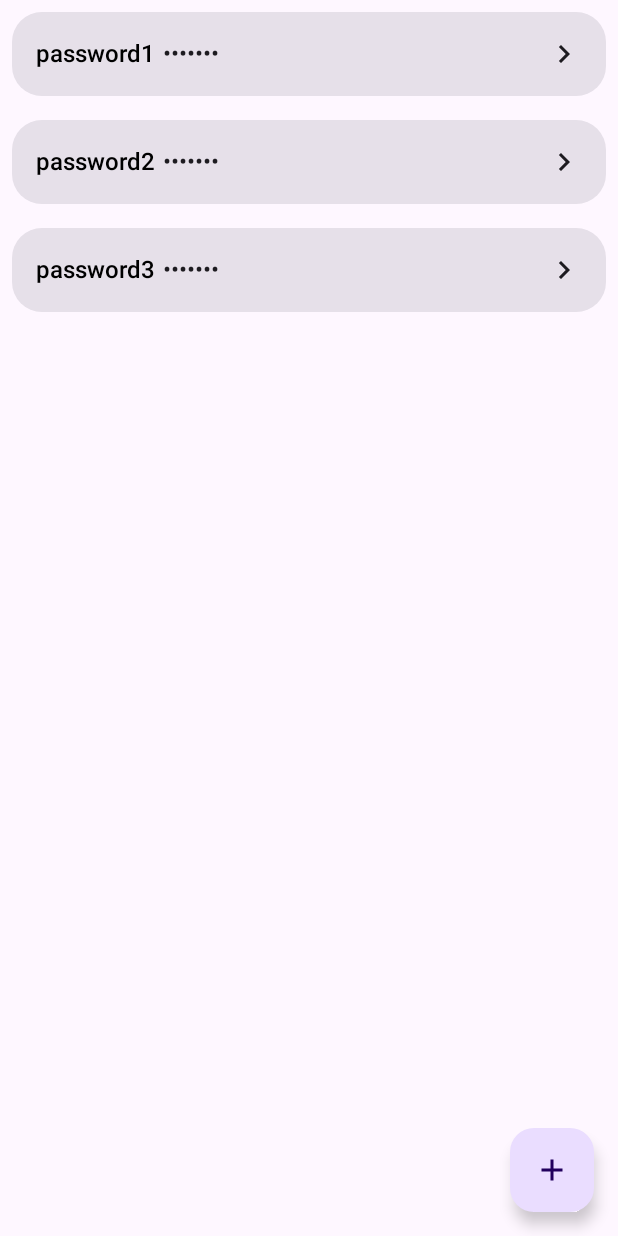
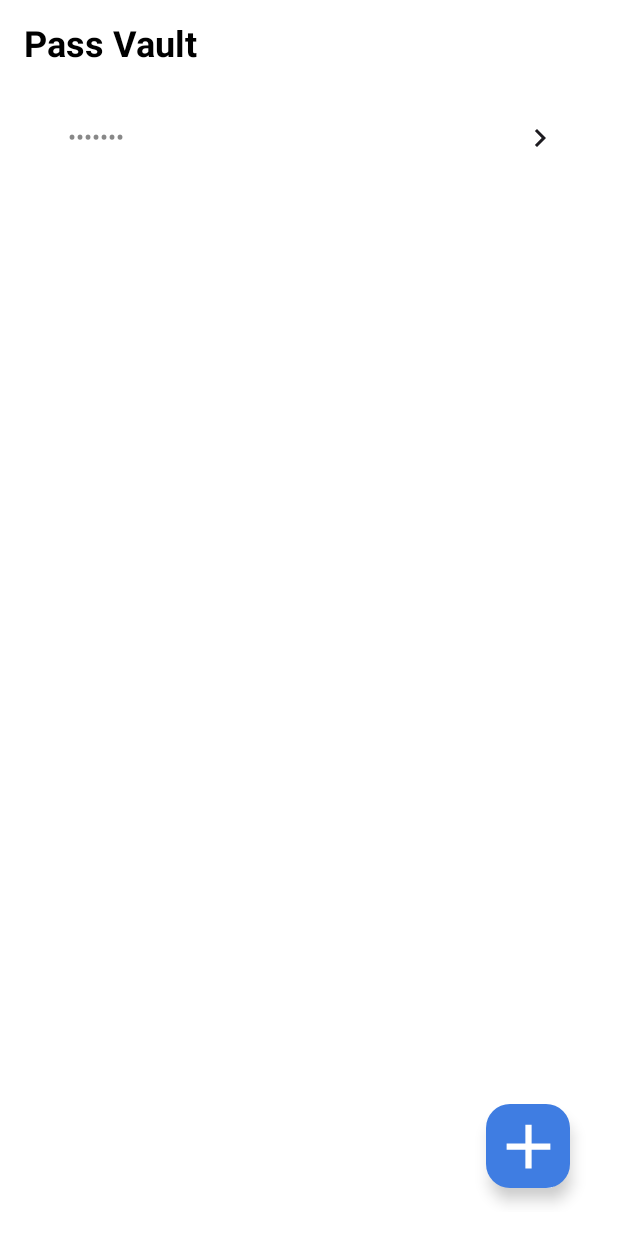
Before and after one commit to ayush06092002/Pass_Vault, an Android app built with Jetpack Compose: the @Preview function HomeScreen, on a phone screen of 412 x 824 dp. Run offline under Robolectric (Android 15) with nearby library versions, the phone set to English and light mode, and no system bars; our stand-ins replace Dagger/Hilt's generated code, Room's generated code.

Commit message:
Full Functional Commit

```diff
--- a/app/src/main/AndroidManifest.xml
+++ b/app/src/main/AndroidManifest.xml
@@ -3,6 +3,7 @@
     xmlns:tools="http://schemas.android.com/tools">
 
     <application
+        android:name=".PassApplication"
         android:allowBackup="true"
         android:dataExtractionRules="@xml/data_extraction_rules"
         android:fullBackupContent="@xml/backup_rules"
--- /dev/null
+++ b/app/src/main/java/com/who/passvault/data/PasswordDao.kt
@@ -0,0 +1,24 @@
+package com.who.passvault.data
+
+import androidx.room.Dao
+import androidx.room.Delete
+import androidx.room.Insert
+import androidx.room.Query
+import androidx.room.Update
+import com.who.passvault.models.Password
+import kotlinx.coroutines.flow.Flow
+
+@Dao
+interface PasswordDao {
+    @Query("SELECT * FROM passwords")
+    fun getAllPasswords(): Flow<List<Password>>
+
+    @Insert
+    fun insertPassword(password: Password)
+
+    @Update
+    fun updatePassword(password: Password)
+
+    @Delete
+    fun deletePassword(password: Password)
+}
--- /dev/null
+++ b/app/src/main/java/com/who/passvault/data/PasswordViewModel.kt
@@ -0,0 +1,55 @@
+package com.who.passvault.data
+
+import androidx.lifecycle.ViewModel
+import androidx.lifecycle.viewModelScope
+import com.who.passvault.models.Password
+import com.who.passvault.repository.PasswordRepository
+import dagger.hilt.android.lifecycle.HiltViewModel
+import kotlinx.coroutines.CoroutineScope
+import kotlinx.coroutines.Dispatchers
+import kotlinx.coroutines.flow.MutableStateFlow
+import kotlinx.coroutines.flow.asStateFlow
+import kotlinx.coroutines.flow.distinctUntilChanged
+import kotlinx.coroutines.launch
+import javax.inject.Inject
+
+@HiltViewModel
+class PasswordViewModel @Inject constructor(private val repository: PasswordRepository) : ViewModel() {
+    private val _passList = MutableStateFlow<List<Password>>(emptyList())
+    val passList = _passList.asStateFlow()
+
+    init {
+        CoroutineScope(Dispatchers.IO).launch{
+            repository.getAllPasswords().distinctUntilChanged().collect{
+                if(it.isNotEmpty()){
+                    _passList.value = it
+                }
+            }
+        }
+    }
+    fun addPassword(accountType: String, username: String, password: String) {
+        CoroutineScope(Dispatchers.IO).launch {
+            val encryptedPassword = EncryptionHelper.encrypt(password)
+            repository.insertPassword(Password(accountType = accountType, username = username, password = encryptedPassword))
+        }
+    }
+
+    fun updatePassword(password: Password) {
+        CoroutineScope(Dispatchers.IO).launch {
+            val encryptedPassword = EncryptionHelper.encrypt(password.password)
+            repository.updatePassword(password.copy(
+                accountType = password.accountType,
+                username = password.username,
+                password = encryptedPassword)
+            )
+        }
+    }
+
+    fun deletePassword(password: Password) {
+        CoroutineScope(Dispatchers.IO).launch {
+            repository.deletePassword(password)
+            _passList.value = _passList.value.filter { it.id != password.id }
+        }
+    }
+
+}
--- /dev/null
+++ b/app/src/main/java/com/who/passvault/repository/PasswordRepository.kt
@@ -0,0 +1,13 @@
+package com.who.passvault.repository
+
+import com.who.passvault.data.PasswordDao
+import com.who.passvault.models.Password
+import javax.inject.Inject
+
+class PasswordRepository @Inject constructor(private val passwordDao: PasswordDao){
+    suspend fun insertPassword(password: Password) = passwordDao.insertPassword(password)
+    suspend fun updatePassword(password: Password) = passwordDao.updatePassword(password)
+    suspend fun deletePassword(password: Password) = passwordDao.deletePassword(password)
+    fun getAllPasswords() = passwordDao.getAllPasswords()
+
+}
--- a/app/src/main/java/com/who/passvault/screens/HomeScreen.kt
+++ b/app/src/main/java/com/who/passvault/screens/HomeScreen.kt
@@ -8,20 +8,31 @@ import androidx.compose.foundation.layout.Row
 import androidx.compose.foundation.layout.Spacer
 import androidx.compose.foundation.layout.fillMaxWidth
 import androidx.compose.foundation.layout.padding
+import androidx.compose.foundation.layout.size
 import androidx.compose.foundation.layout.width
 import androidx.compose.foundation.lazy.LazyColumn
 import androidx.compose.foundation.lazy.items
 import androidx.compose.foundation.shape.RoundedCornerShape
 import androidx.compose.material.icons.Icons
+import androidx.compose.material.icons.automirrored.filled.KeyboardArrowRight
 import androidx.compose.material.icons.filled.Add
 import androidx.compose.material.icons.filled.KeyboardArrowRight
 import androidx.compose.material3.Card
+import androidx.compose.material3.CardDefaults
+import androidx.compose.material3.ExperimentalMaterial3Api
 import androidx.compose.material3.FloatingActionButton
 import androidx.compose.material3.Icon
+import androidx.compose.material3.ModalBottomSheet
 import androidx.compose.material3.Scaffold
 import androidx.compose.material3.Text
+import androidx.compose.material3.rememberModalBottomSheetState
 import androidx.compose.runtime.Composable
+import androidx.compose.runtime.collectAsState
+import androidx.compose.runtime.getValue
+import androidx.compose.runtime.mutableStateOf
 import androidx.compose.runtime.remember
+import androidx.compose.runtime.saveable.rememberSaveable
+import androidx.compose.runtime.setValue
 import androidx.compose.ui.Alignment
 import androidx.compose.ui.Modifier
 import androidx.compose.ui.graphics.Color
@@ -30,22 +41,46 @@ import androidx.compose.ui.text.font.FontWeight
 import androidx.compose.ui.tooling.preview.Preview
 import androidx.compose.ui.unit.dp
 import androidx.compose.ui.unit.sp
+import androidx.hilt.navigation.compose.hiltViewModel
+import com.who.passvault.data.PasswordViewModel
+import com.who.passvault.models.Password
 
-@SuppressLint("UnusedMaterial3ScaffoldPaddingParameter")
-@Preview
+@OptIn(ExperimentalMaterial3Api::class)
+@SuppressLint("UnusedMaterial3ScaffoldPaddingParameter", "StateFlowValueCalledInComposition")
 @Composable
 fun HomeScreen(){
-    Scaffold(
+    val sheetState = rememberModalBottomSheetState()
+    var isSheetOpen by rememberSaveable {
+        mutableStateOf(false)
+    }
+    val viewModel = hiltViewModel<PasswordViewModel>()
+    Scaffold(modifier = Modifier.padding(16.dp),
+        containerColor = Color.Transparent,
+        topBar = {
+            Text(
+                text = "Pass Vault", style = TextStyle(
+                fontSize = 24.sp,
+                fontWeight = FontWeight.Bold
+            ))
+        },
         floatingActionButton = {
             FloatingActionButton(onClick = {
-                Log.d("HomeScreen", "Floating Action Button clicked")
-            }) {
-                Icon(imageVector = Icons.Default.Add, contentDescription = "Add Password")
+                isSheetOpen = true
+            },
+                containerColor = Color(0xFF3F7DE2)
+            ){
+                Icon(
+                    modifier = Modifier.size(50.dp),
+                    imageVector = Icons.Default.Add,
+                    contentDescription = "Add Password",
+                    tint = Color.White
+                )
             }
         }
     ) {
-        var passwords = remember { listOf("password1", "password2", "password3") }
+        val passwords = viewModel.passList.collectAsState().value
         LazyColumn(
+            modifier = Modifier.padding(top = 40.dp)
         ) {
             items(passwords) { password ->
                 PasswordItem(password = password, onClick = {
@@ -53,16 +88,39 @@ fun HomeScreen(){
                 })
             }
         }
+
+        if(isSheetOpen){
+            ModalBottomSheet(
+                sheetState = sheetState,
+                onDismissRequest = {
+                    isSheetOpen = false
+                },
+                containerColor = Color(0xFFF8F8F8)
+            ) {
+                AddNewAccountScreen { isSheetOpen = false }
+            }
+        }
     }
 }
+@OptIn(ExperimentalMaterial3Api::class)
 @Composable
-fun PasswordItem(password: String, onClick: () -> Unit) {
+fun PasswordItem(password: Password, onClick: () -> Unit) {
+    val sheetState = rememberModalBottomSheetState()
+    var isSheetOpen by rememberSaveable {
+        mutableStateOf(false)
+    }
     Card(
         modifier = Modifier
             .fillMaxWidth()
             .padding(8.dp)
-            .clickable(onClick = onClick),
-        shape = RoundedCornerShape(20.dp)
+            .clickable(onClick = {
+                isSheetOpen = true
+                onClick()
+            }),
+        shape = RoundedCornerShape(20.dp),
+        colors = CardDefaults.cardColors(
+            containerColor = Color.White
+        )
     ) {
         Row(
             modifier = Modifier
@@ -72,18 +130,36 @@ fun PasswordItem(password: String, onClick: () -> Unit) {
             horizontalArrangement = Arrangement.SpaceBetween
         ) {
             Row {
-                Text(text = password,
+                Text(text = password.accountType,
                     style = TextStyle(
                         fontSize = 16.sp,
                         fontWeight = FontWeight.SemiBold
                     ),
                     color = Color(0xFF000000)
                 )
+
                 Spacer(modifier = Modifier.width(5.dp))
-                Text(text = "•••••••", fontSize = 16.sp)
+                Text(text = "•••••••", fontSize = 16.sp, color = Color.Gray)
             }
-
-            Icon(imageVector = Icons.Default.KeyboardArrowRight, contentDescription = "Add Password")
+            Icon(imageVector = Icons.AutoMirrored.Filled.KeyboardArrowRight, contentDescription = "Add Password")
         }
     }
+    val viewModel = hiltViewModel<PasswordViewModel>()
+    if(isSheetOpen){
+        ModalBottomSheet(
+            sheetState = sheetState,
+            onDismissRequest = {
+                isSheetOpen = false
+            }) {
+            AccountDetailsScreen(
+                password = password,
+                onEdit = {
+                    viewModel.updatePassword(it)
+                },
+                { viewModel.deletePassword(password) },
+                { isSheetOpen = false }
+            )
+        }
+    }
+
 }
--- a/gradle/libs.versions.toml
+++ b/gradle/libs.versions.toml
@@ -8,6 +8,7 @@ espressoCore = "3.5.1"
 lifecycleRuntimeKtx = "2.7.0"
 activityCompose = "1.9.0"
 composeBom = "2023.08.00"
+constraintlayoutCompose = "1.0.1"
 
 [libraries]
 androidx-core-ktx = { group = "androidx.core", name = "core-ktx", version.ref = "coreKtx" }
@@ -24,6 +25,7 @@ androidx-ui-tooling-preview = { group = "androidx.compose.ui", name = "ui-toolin
 androidx-ui-test-manifest = { group = "androidx.compose.ui", name = "ui-test-manifest" }
 androidx-ui-test-junit4 = { group = "androidx.compose.ui", name = "ui-test-junit4" }
 androidx-material3 = { group = "androidx.compose.material3", name = "material3" }
+androidx-constraintlayout-compose = { group = "androidx.constraintlayout", name = "constraintlayout-compose", version.ref = "constraintlayoutCompose" }
 
 [plugins]
 androidApplication = { id = "com.android.application", version.ref = "agp" }
```
Also changed, not shown: app/build.gradle.kts (+11 -0 lines), app/src/main/java/com/who/passvault/MainActivity.kt (+6 -2 lines), app/src/main/java/com/who/passvault/PassApplication.kt (added, +8 -0 lines), app/src/main/java/com/who/passvault/data/PasswordDatabase.kt (added, +10 -0 lines), app/src/main/java/com/who/passvault/di/AppModule.kt (added, +32 -0 lines), app/src/main/java/com/who/passvault/models/Password.kt (added, +17 -0 lines), app/src/main/java/com/who/passvault/screens/AccountDetailScreen.kt (added, +87 -0 lines), app/src/main/java/com/who/passvault/screens/AddNewAccountScreen.kt (added, +107 -0 lines), app/src/main/java/com/who/passvault/utils/EncryptionHelper.kt (added, +29 -0 lines), app/src/main/res/drawable/passwordhide.xml (added, +10 -0 lines), app/src/main/res/drawable/passwordshow.xml (added, +10 -0 lines).
